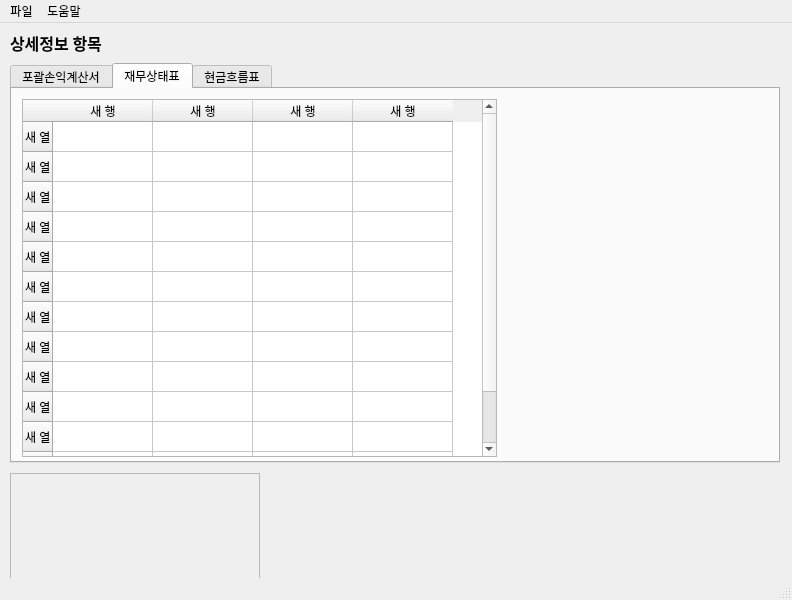
Before: the Qt Designer form MoreInformation.ui in Self-development-J/StockAdvisorSystem, drawn with Qt 5.
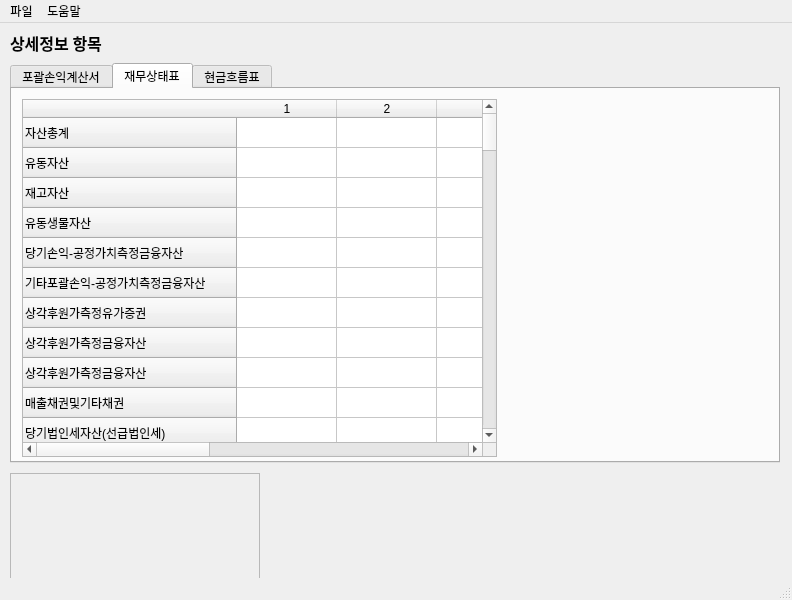
After: the same form once the commit is applied. The open tabs and pages were chosen to show the change. Icons and pictures are not drawn.

The edit to the form file:
```diff
--- a/MoreInformation.ui
+++ b/MoreInformation.ui
@@ -177,87 +177,452 @@
       </property>
       <row>
        <property name="text">
-        <string>새 열</string>
+        <string>자산총계</string>
        </property>
       </row>
       <row>
        <property name="text">
-        <string>새 열</string>
+        <string>유동자산</string>
        </property>
       </row>
       <row>
        <property name="text">
-        <string>새 열</string>
+        <string>재고자산</string>
        </property>
       </row>
       <row>
        <property name="text">
-        <string>새 열</string>
+        <string>유동생물자산</string>
        </property>
       </row>
       <row>
        <property name="text">
-        <string>새 열</string>
+        <string>당기손익-공정가치측정금융자산</string>
        </property>
       </row>
       <row>
        <property name="text">
-        <string>새 열</string>
+        <string>기타포괄손익-공정가치측정금융자산</string>
        </property>
       </row>
       <row>
        <property name="text">
-        <string>새 열</string>
+        <string>상각후원가측정유가증권</string>
        </property>
       </row>
       <row>
        <property name="text">
-        <string>새 열</string>
+        <string>상각후원가측정금융자산</string>
        </property>
       </row>
       <row>
        <property name="text">
-        <string>새 열</string>
+        <string>상각후원가측정금융자산</string>
        </property>
       </row>
       <row>
        <property name="text">
-        <string>새 열</string>
+        <string>매출채권및기타채권</string>
        </property>
       </row>
+      <row>
+       <property name="text">
+        <string>당기법인세자산(선급법인세)</string>
+       </property>
+      </row>
+      <row>
+       <property name="text">
+        <string>계약자산</string>
+       </property>
+      </row>
+      <row>
+       <property name="text">
+        <string>반품(환불)자산</string>
+       </property>
+      </row>
+      <row>
+       <property name="text">
+        <string>배출권</string>
+       </property>
+      </row>
+      <row>
+       <property name="text">
+        <string>기타유동자산</string>
+       </property>
+      </row>
+      <row>
+       <property name="text">
+        <string>현금및현금성자산</string>
+       </property>
+      </row>
+      <row>
+       <property name="text">
+        <string>매각예정비유동자산및처분자산</string>
+       </property>
+      </row>
+      <row>
+       <property name="text">
+        <string>비유동자산</string>
+       </property>
+      </row>
+      <row>
+       <property name="text">
+        <string>유형자산</string>
+       </property>
+      </row>
+      <row>
+       <property name="text">
+        <string>무형자산</string>
+       </property>
+      </row>
+      <row>
+       <property name="text">
+        <string>비유동생물자산</string>
+       </property>
+      </row>
+      <row>
+       <property name="text">
+        <string>투자부동산</string>
+       </property>
+      </row>
+      <row>
+       <property name="text">
+        <string>투자자산</string>
+       </property>
+      </row>
+      <row>
+       <property name="text">
+        <string>장기매출채권및기타채권</string>
+       </property>
+      </row>
+      <row>
+       <property name="text">
+        <string>이연법인세자산</string>
+       </property>
+      </row>
+      <row>
+       <property name="text">
+        <string>장기당기법인세자산</string>
+       </property>
+      </row>
+      <row>
+       <property name="text">
+        <string>계약자산</string>
+       </property>
+      </row>
+      <row>
+       <property name="text">
+        <string>반품(환불)자산</string>
+       </property>
+      </row>
+      <row>
+       <property name="text">
+        <string>배출권</string>
+       </property>
+      </row>
+      <row>
+       <property name="text">
+        <string>기타비유동자산</string>
+       </property>
+      </row>
+      <row>
+       <property name="text">
+        <string>기타금융업자산</string>
+       </property>
+      </row>
+      <row>
+       <property name="text">
+        <string>*순자산1</string>
+       </property>
+      </row>
+      <row>
+       <property name="text">
+        <string>*순자산2</string>
+       </property>
+      </row>
+      <row>
+       <property name="text">
+        <string>부채총계</string>
+       </property>
+      </row>
       <row>
        <property name="text">
         <string>새 열</string>
        </property>
       </row>
+      <row>
+       <property name="text">
+        <string>단기사채</string>
+       </property>
+      </row>
+      <row>
+       <property name="text">
+        <string>단기차입금</string>
+       </property>
+      </row>
+      <row>
+       <property name="text">
+        <string>유동성장기부채</string>
+       </property>
+      </row>
+      <row>
+       <property name="text">
+        <string>당기손익-공정가치측정금융부채</string>
+       </property>
+      </row>
+      <row>
+       <property name="text">
+        <string>상각후원가측정금융부채</string>
+       </property>
+      </row>
+      <row>
+       <property name="text">
+        <string>유동금융부채</string>
+       </property>
+      </row>
+      <row>
+       <property name="text">
+        <string>매입채무및기타채무</string>
+       </property>
+      </row>
+      <row>
+       <property name="text">
+        <string>유동종업원급여충당부채</string>
+       </property>
+      </row>
+      <row>
+       <property name="text">
+        <string>단기충당부채</string>
+       </property>
+      </row>
+      <row>
+       <property name="text">
+        <string>당기법인세부채(미지급법인세)</string>
+       </property>
+      </row>
+      <row>
+       <property name="text">
+        <string>계약부채</string>
+       </property>
+      </row>
+      <row>
+       <property name="text">
+        <string>반품(환불)부채</string>
+       </property>
+      </row>
+      <row>
+       <property name="text">
+        <string>배출부채</string>
+       </property>
+      </row>
+      <row>
+       <property name="text">
+        <string>기타유동부채</string>
+       </property>
+      </row>
+      <row>
+       <property name="text">
+        <string>매각예정으로분류된처분자산에포함된부채</string>
+       </property>
+      </row>
+      <row>
+       <property name="text">
+        <string>비유동부채</string>
+       </property>
+      </row>
+      <row>
+       <property name="text">
+        <string>사채</string>
+       </property>
+      </row>
+      <row>
+       <property name="text">
+        <string>장기차입금</string>
+       </property>
+      </row>
+      <row>
+       <property name="text">
+        <string>당기손익-공정가치측정금융부채</string>
+       </property>
+      </row>
+      <row>
+       <property name="text">
+        <string>상각후원가측정금융부채</string>
+       </property>
+      </row>
+      <row>
+       <property name="text">
+        <string>비유동금융부채</string>
+       </property>
+      </row>
+      <row>
+       <property name="text">
+        <string>장기매입채무및기타채무</string>
+       </property>
+      </row>
+      <row>
+       <property name="text">
+        <string>비유동종업원급여충당부채</string>
+       </property>
+      </row>
+      <row>
+       <property name="text">
+        <string>장기충당부채</string>
+       </property>
+      </row>
+      <row>
+       <property name="text">
+        <string>이연법인세부채</string>
+       </property>
+      </row>
+      <row>
+       <property name="text">
+        <string>장기당기법인세부채(미지급법인세)</string>
+       </property>
+      </row>
+      <row>
+       <property name="text">
+        <string>계약부채</string>
+       </property>
+      </row>
+      <row>
+       <property name="text">
+        <string>반품(환불)부채</string>
+       </property>
+      </row>
+      <row>
+       <property name="text">
+        <string>배출부채</string>
+       </property>
+      </row>
+      <row>
+       <property name="text">
+        <string>기타비유동부채</string>
+       </property>
+      </row>
+      <row>
+       <property name="text">
+        <string>기타금융업부채</string>
+       </property>
+      </row>
+      <row>
+       <property name="text">
+        <string>*이자발생부채</string>
+       </property>
+      </row>
+      <row>
+       <property name="text">
+        <string>*순부채</string>
+       </property>
+      </row>
+      <row>
+       <property name="text">
+        <string>*CAPEX</string>
+       </property>
+      </row>
+      <row>
+       <property name="text">
+        <string>자본총계</string>
+       </property>
+      </row>
+      <row>
+       <property name="text">
+        <string>지배주주지분</string>
+       </property>
+      </row>
       <row>
        <property name="text">
         <string>새 열</string>
        </property>
       </row>
+      <row>
+       <property name="text">
+        <string>신종자본증권</string>
+       </property>
+      </row>
+      <row>
+       <property name="text">
+        <string>자본잉여금</string>
+       </property>
+      </row>
+      <row>
+       <property name="text">
+        <string>기타자본</string>
+       </property>
+      </row>
+      <row>
+       <property name="text">
+        <string>기타포괄이익누계액</string>
+       </property>
+      </row>
+      <row>
+       <property name="text">
+        <string>이익잉여금</string>
+       </property>
+      </row>
+      <row>
+       <property name="text">
+        <string>*(지배)당기순이익</string>
+       </property>
+      </row>
+      <row>
+       <property name="text">
+        <string>비지배주주지분</string>
+       </property>
+      </row>
+      <row>
+       <property name="text">
+        <string>*(비지배)당기순이익</string>
+       </property>
+      </row>
+      <row>
+       <property name="text">
+        <string>수권주식수</string>
+       </property>
+      </row>
+      <row>
+       <property name="text">
+        <string>1주당금액</string>
+       </property>
+      </row>
       <row>
        <property name="text">
         <string>새 열</string>
        </property>
       </row>
+      <row>
+       <property name="text">
+        <string>보통주</string>
+       </property>
+      </row>
+      <row>
+       <property name="text">
+        <string>우선주</string>
+       </property>
+      </row>
       <column>
        <property name="text">
-        <string>새 행</string>
+        <string>1</string>
        </property>
       </column>
       <column>
        <property name="text">
-        <string>새 행</string>
+        <string>2</string>
        </property>
       </column>
       <column>
        <property name="text">
-        <string>새 행</string>
+        <string>3</string>
        </property>
       </column>
       <column>
        <property name="text">
-        <string>새 행</string>
+        <string>4</string>
+       </property>
+      </column>
+      <column>
+       <property name="text">
+        <string>5</string>
        </property>
       </column>
      </widget>
```
Left out of the diff: 321 changed lines with no effect on the pictures.
